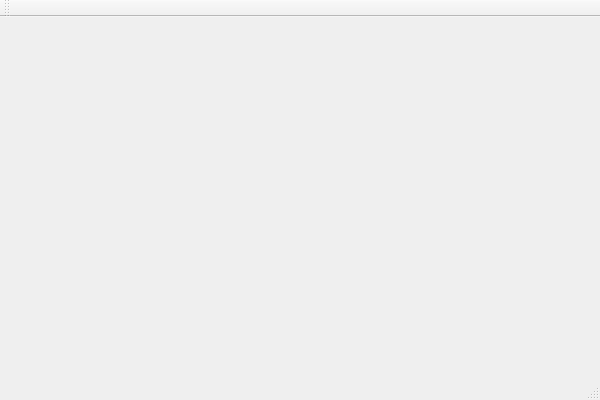
This is mainwindow.ui in HiDAl/LuzCamaraQT as Qt 5 draws it before an edit. The edited form follows.
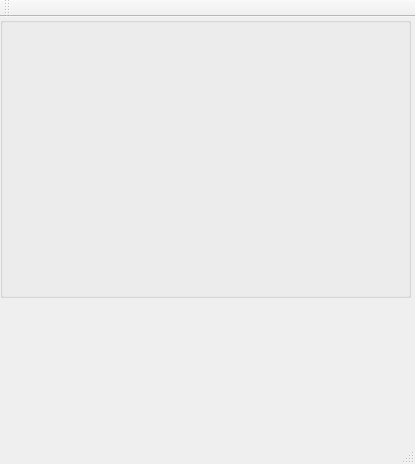
This is the edited form.

```diff
--- a/mainwindow.ui
+++ b/mainwindow.ui
@@ -6,21 +6,21 @@
    <rect>
     <x>0</x>
     <y>0</y>
-    <width>600</width>
-    <height>400</height>
+    <width>415</width>
+    <height>464</height>
    </rect>
   </property>
   <property name="windowTitle">
    <string>MainWindow</string>
   </property>
   <widget class="QWidget" name="centralWidget">
-   <widget class="QWidget" name="gridLayoutWidget">
+   <widget class="QGroupBox" name="verticalGroupBox">
     <property name="geometry">
      <rect>
-      <x>120</x>
-      <y>70</y>
-      <width>160</width>
-      <height>80</height>
+      <x>0</x>
+      <y>0</y>
+      <width>411</width>
+      <height>281</height>
      </rect>
     </property>
     <layout class="QGridLayout" name="gridLayout"/>
```
Left out of the diff: 10 changed lines with no effect on the pictures.
